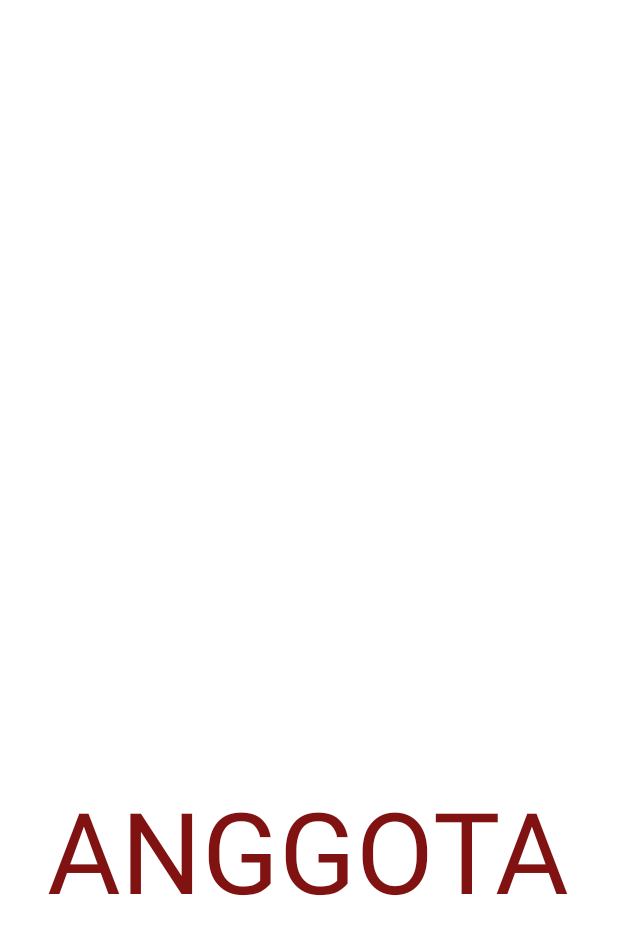
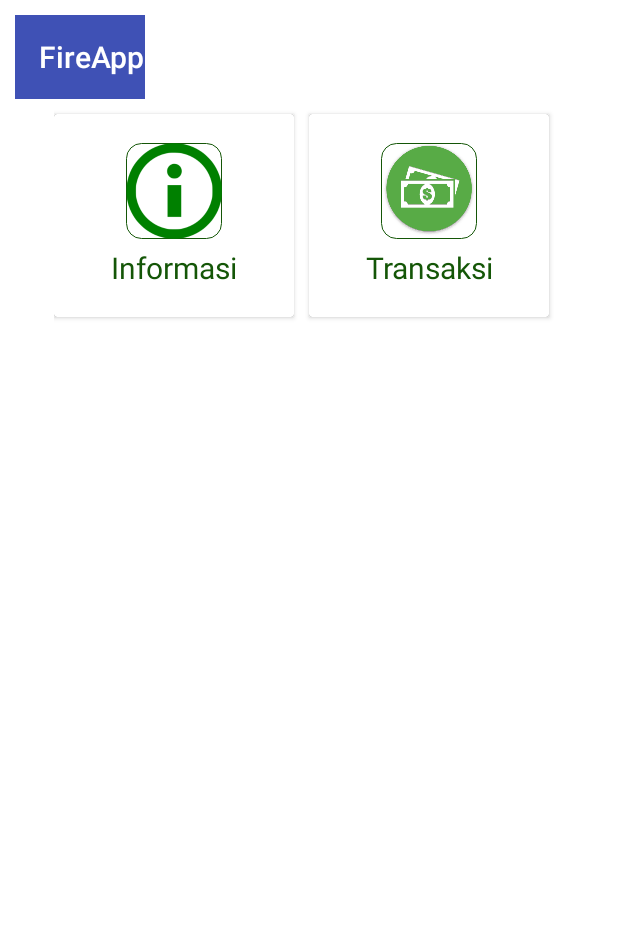
Before and after one commit to SitiSofiyah/BankSampah, an Android app: the Home_Anggota screen opened directly, with no data from a screen before it, on a phone screen of 412 x 824 dp. Shown: the top 935 px of the screen. Run offline under Robolectric (Android 15) with nearby library versions, the phone set to English and light mode, and no system bars.

```diff
--- a/FireApp/app/src/main/AndroidManifest.xml
+++ b/FireApp/app/src/main/AndroidManifest.xml
@@ -13,8 +13,7 @@
         android:theme="@style/Theme.Design.NoActionBar">
         <activity android:name=".MainActivity" />
         <activity android:name=".Account.register" />
-        <activity android:name=".Account.login">
-        </activity>
+        <activity android:name=".Account.login"></activity>
         <activity android:name=".PengepulKecil.HomePK" />
         <activity android:name=".TukangRombeng.Home_tr" />
         <activity android:name=".Anggota.Home_Anggota" />
@@ -26,6 +25,7 @@
                 <category android:name="android.intent.category.LAUNCHER" />
             </intent-filter>
         </activity>
+        <activity android:name=".Anggota.Infoamasi"></activity>
     </application>
 
 </manifest>
--- a/FireApp/app/src/main/java/com/example/intel/fireapp/Anggota/Home_Anggota.java
+++ b/FireApp/app/src/main/java/com/example/intel/fireapp/Anggota/Home_Anggota.java
@@ -1,8 +1,12 @@
 package com.example.intel.fireapp.Anggota;
 
+import android.content.Intent;
 import android.support.v7.app.AppCompatActivity;
 import android.os.Bundle;
+import android.view.View;
 
+import com.example.intel.fireapp.PengepulKecil.HomePK;
+import com.example.intel.fireapp.PengepulKecil.tambahgrup;
 import com.example.intel.fireapp.R;
 
 public class Home_Anggota extends AppCompatActivity {
@@ -12,4 +16,11 @@ public class Home_Anggota extends AppCompatActivity {
         super.onCreate(savedInstanceState);
         setContentView(R.layout.activity_home__anggota);
     }
+
+    public void info(View view) {
+        Intent intent = new Intent(Home_Anggota.this,Infoamasi.class);
+        intent.putExtra("id", getIntent().getStringExtra("id"));
+        startActivity(intent);
+        finish();
+    }
 }
--- /dev/null
+++ b/FireApp/app/src/main/java/com/example/intel/fireapp/Anggota/Infoamasi.java
@@ -0,0 +1,15 @@
+package com.example.intel.fireapp.Anggota;
+
+import android.support.v7.app.AppCompatActivity;
+import android.os.Bundle;
+
+import com.example.intel.fireapp.R;
+
+public class Infoamasi extends AppCompatActivity {
+
+    @Override
+    protected void onCreate(Bundle savedInstanceState) {
+        super.onCreate(savedInstanceState);
+        setContentView(R.layout.activity_infoamasi);
+    }
+}
--- a/FireApp/app/src/main/res/layout/activity_home__anggota.xml
+++ b/FireApp/app/src/main/res/layout/activity_home__anggota.xml
@@ -1,22 +1,101 @@
 <?xml version="1.0" encoding="utf-8"?>
-<RelativeLayout xmlns:android="http://schemas.android.com/apk/res/android"
+<LinearLayout
+    xmlns:android="http://schemas.android.com/apk/res/android"
     xmlns:app="http://schemas.android.com/apk/res-auto"
     xmlns:tools="http://schemas.android.com/tools"
     android:layout_width="match_parent"
     android:layout_height="match_parent"
     android:background="@color/white"
+    android:orientation="vertical"
+    android:padding="10dp"
     tools:context=".Anggota.Home_Anggota">
-
-    <TextView
+    <?xml version="1.0" encoding="utf-8"?>
+    <android.support.v7.widget.Toolbar
+        xmlns:android="http://schemas.android.com/apk/res/android"
         android:layout_width="wrap_content"
         android:layout_height="wrap_content"
-        android:layout_alignParentBottom="true"
-        android:layout_centerHorizontal="true"
-        android:layout_marginBottom="207dp"
-        android:text="ANGGOTA"
-        android:textColor="@color/red"
-        android:textSize="75dp"
-        tools:layout_editor_absoluteX="17dp"
-        tools:layout_editor_absoluteY="159dp" />
+        android:background="@color/colorPrimary"
+        android:theme="@style/ThemeOverlay.AppCompat.Dark"
+        app:title="@string/app_name">
 
-</RelativeLayout>
+    </android.support.v7.widget.Toolbar>
+
+    <LinearLayout
+        android:layout_width="wrap_content"
+        android:layout_height="wrap_content"
+        android:layout_gravity="center"
+        android:clipToPadding="false"
+        android:orientation="horizontal">
+
+    <android.support.v7.widget.CardView
+        style="@style/Base.CardView"
+        android:layout_width="160dp"
+        android:layout_height="135dp"
+        android:layout_marginTop="10dp"
+        android:onClick="info">
+
+        <LinearLayout
+            android:layout_width="match_parent"
+            android:layout_height="match_parent"
+            android:background="@color/white"
+            android:gravity="center"
+            android:orientation="vertical">
+
+            <ImageView
+                android:layout_width="64dp"
+                android:layout_height="64dp"
+                android:background="@drawable/edittext"
+                android:src="@drawable/information" />
+
+            <View
+                android:layout_width="match_parent"
+                android:layout_height="5dp"></View>
+
+            <TextView
+                android:layout_width="wrap_content"
+                android:layout_height="wrap_content"
+                android:gravity="center"
+                android:text="Informasi"
+                android:textColor="@color/green"
+                android:textSize="20dp" />
+
+        </LinearLayout>
+
+    </android.support.v7.widget.CardView>
+
+    <android.support.v7.widget.CardView
+        style="@style/Base.CardView"
+        android:layout_width="160dp"
+        android:layout_height="135dp"
+        android:layout_margin="10dp">
+
+        <LinearLayout
+            android:layout_width="match_parent"
+            android:layout_height="match_parent"
+            android:background="@color/white"
+            android:gravity="center"
+            android:orientation="vertical">
+
+            <ImageView
+                android:layout_width="64dp"
+                android:layout_height="64dp"
+                android:background="@drawable/edittext"
+                android:src="@drawable/transaction" />
+
+            <View
+                android:layout_width="match_parent"
+                android:layout_height="5dp"></View>
+
+            <TextView
+                android:layout_width="wrap_content"
+                android:layout_height="wrap_content"
+                android:gravity="center"
+                android:text="Transaksi"
+                android:textColor="@color/green"
+                android:textSize="20dp" />
+
+        </LinearLayout>
+
+    </android.support.v7.widget.CardView>
+    </LinearLayout>
+</LinearLayout>
--- /dev/null
+++ b/FireApp/app/src/main/res/layout/activity_infoamasi.xml
@@ -0,0 +1,14 @@
+<?xml version="1.0" encoding="utf-8"?>
+<android.support.constraint.ConstraintLayout xmlns:android="http://schemas.android.com/apk/res/android"
+    xmlns:app="http://schemas.android.com/apk/res-auto"
+    xmlns:tools="http://schemas.android.com/tools"
+    android:layout_width="match_parent"
+    android:layout_height="match_parent"
+    tools:context=".Anggota.Infoamasi">
+
+    <Button
+        android:layout_width="match_parent"
+        android:layout_height="wrap_content"
+        android:text="INFORMASI SAMPAH"/>
+
+</android.support.constraint.ConstraintLayout>
```
